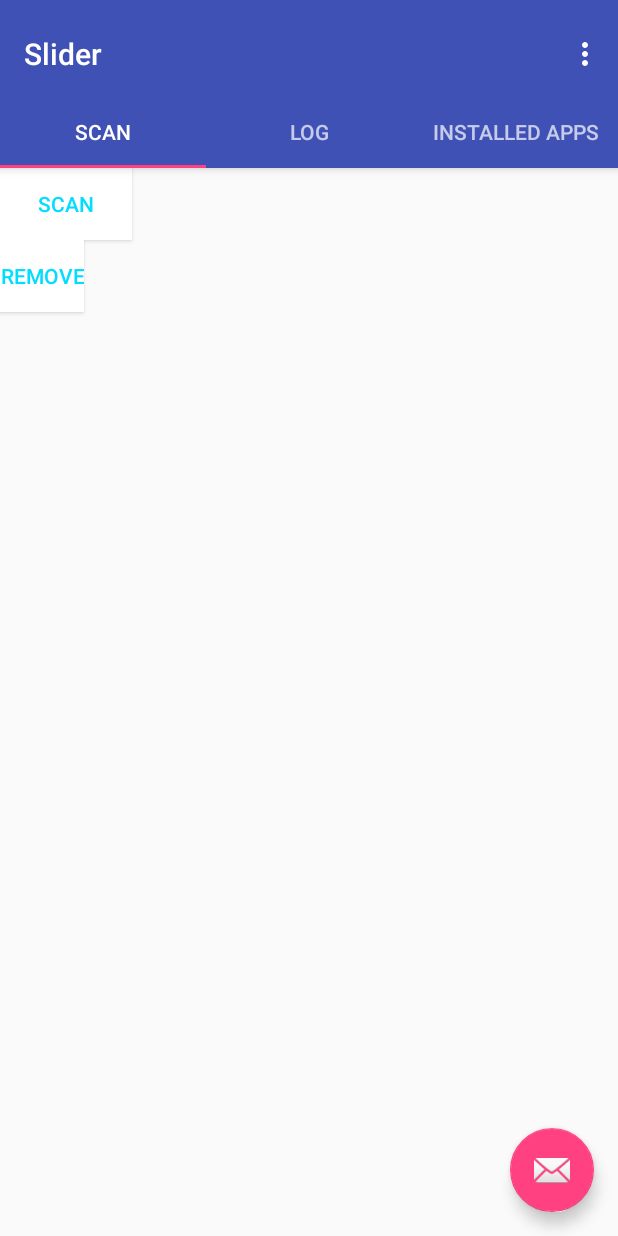
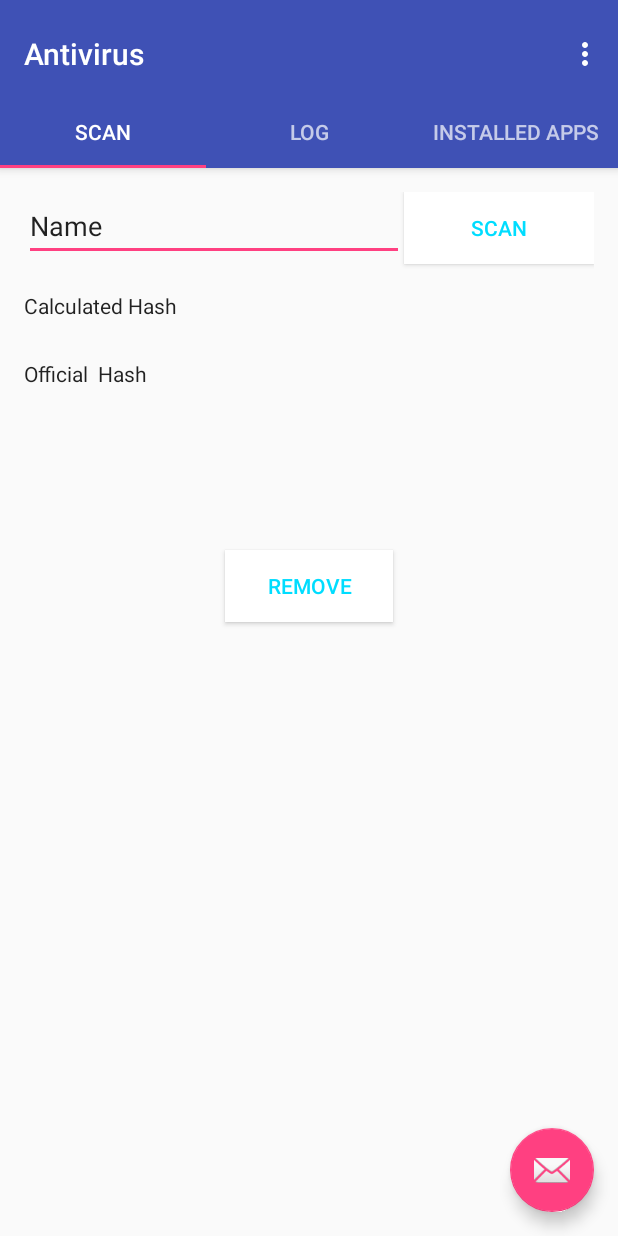
Before and after one commit to arkniazi/AntiVirus, an Android app: the screen it shows after launch (Slider before the commit, Antivirus after it), on a phone screen of 412 x 824 dp. Run offline under Robolectric (Android 15) with nearby library versions, the phone set to English and light mode, and no system bars.

Commit message:
Working on SHA1

```diff
--- a/app/src/main/AndroidManifest.xml
+++ b/app/src/main/AndroidManifest.xml
@@ -17,8 +17,8 @@
             </intent-filter>
         </activity>
         <activity
-            android:name=".Slider"
-            android:label="@string/title_activity_slider"
+            android:name=".Antivirus"
+            android:label="Antivirus"
             android:theme="@style/AppTheme.NoActionBar">
             <intent-filter>
             <action android:name="android.intent.action.MAIN" />
--- a/app/src/main/java/com/example/capk/antivirus/Slider.java
+++ b/app/src/main/java/com/example/capk/antivirus/Antivirus.java
@@ -19,7 +19,7 @@ import android.view.ViewGroup;
 
 import android.widget.TextView;
 
-public class Slider extends AppCompatActivity {
+public class Antivirus extends AppCompatActivity {
 
     /**
      * The {@link android.support.v4.view.PagerAdapter} that will provide
--- a/app/src/main/java/com/example/capk/antivirus/FileRead.java
+++ b/app/src/main/java/com/example/capk/antivirus/FileRead.java
@@ -11,7 +11,7 @@ import java.io.InputStreamReader;
 /**
  * Created by capk on 11/21/17.
  */
-
+// Need to modify this class ... Use raw Thread instead of AsyncTask
 public class FileRead extends AsyncTask <Context,Void,String>{
 
     @Override
--- /dev/null
+++ b/app/src/main/java/com/example/capk/antivirus/SHA1.java
@@ -0,0 +1,32 @@
+package com.example.capk.antivirus;
+
+import java.io.UnsupportedEncodingException;
+import java.security.MessageDigest;
+import java.security.NoSuchAlgorithmException;
+
+/**
+ * Created by capk on 2/16/18.
+ */
+
+public class SHA1 {
+// github source https://gist.github.com/kostiakoval/9856908
+    private static String convertToHex(byte[] data) {
+        StringBuilder buf = new StringBuilder();
+        for (byte b : data) {
+            int halfbyte = (b >>> 4) & 0x0F;
+            int two_halfs = 0;
+            do {
+                buf.append((0 <= halfbyte) && (halfbyte <= 9) ? (char) ('0' + halfbyte) : (char) ('a' + (halfbyte - 10)));
+                halfbyte = b & 0x0F;
+            } while (two_halfs++ < 1);
+        }
+        return buf.toString();
+    }
+
+    public static String SHA1(String text) throws NoSuchAlgorithmException, UnsupportedEncodingException {
+        MessageDigest md = MessageDigest.getInstance("SHA-1");
+        md.update(text.getBytes("iso-8859-1"), 0, text.length());
+        byte[] sha1hash = md.digest();
+        return convertToHex(sha1hash);
+    }
+}
--- a/app/src/main/java/com/example/capk/antivirus/Scan.java
+++ b/app/src/main/java/com/example/capk/antivirus/Scan.java
@@ -1,19 +1,87 @@
 package com.example.capk.antivirus;
 
-import android.app.Fragment;
+import android.annotation.SuppressLint;
+import android.content.Intent;
+import android.content.pm.ApplicationInfo;
+import android.content.pm.PackageInfo;
+import android.content.pm.PackageManager;
+import android.content.pm.Signature;
 import android.os.Bundle;
+import android.util.Log;
 import android.view.LayoutInflater;
 import android.view.View;
 import android.view.ViewGroup;
+import android.widget.Button;
+import android.widget.EditText;
+import android.widget.TextView;
+
+import java.util.List;
 
 /**
  * Created by CAPK on 1/29/2018.
  */
 
+
 public class Scan extends android.support.v4.app.Fragment {
+    String apkName;
+    EditText name;
+    PackageManager packageManager;
+    TextView officialHash;
     public View onCreateView(LayoutInflater inflater, ViewGroup container, Bundle savedInstanceState) {
-        View rootView = inflater.inflate(R.layout.tab_scan, container, false);
+        final View rootView = inflater.inflate(R.layout.tab_scan, container, false);
+        name = rootView.findViewById(R.id.editText2);
+        packageManager = getContext().getPackageManager();
+        officialHash = rootView.findViewById(R.id.textView4);
+        Button scan = rootView.findViewById(R.id.scan);
+        scan.setOnClickListener(new View.OnClickListener() {
+            @SuppressLint("WrongConstant")
+            @Override public void onClick(View view) {
+
+//              Read list of installed packages
+                String apkName = String.valueOf(name.getText());
+                Intent mainIntent = new Intent(Intent.ACTION_MAIN, null);
+                mainIntent.addCategory(Intent.CATEGORY_LAUNCHER);
+
+                List<ApplicationInfo> pkgAppsList = packageManager.getInstalledApplications(PackageManager.GET_META_DATA);
+
+                for (ApplicationInfo applicationInfo : pkgAppsList){
+                    String packageName =applicationInfo.packageName;
+//                    Log.d("Name", packageName+"");
+                    String name = (String) packageManager.getApplicationLabel(applicationInfo);
+                    Log.d("Name", name+"");
+                    if(name.equals(apkName)){
+
+                        try {
+                             Signature[] signatures = packageManager.getPackageInfo(packageName,PackageManager.GET_SIGNATURES).signatures;
+                            for (Signature signature: signatures){
+                                Log.d("Signature ", signature.hashCode()+"");
+                                officialHash.setText(signature.hashCode()+"");
+                            }
+                        } catch (PackageManager.NameNotFoundException e) {
+                            e.printStackTrace();
+                        }
+                    }
+
+
+                }
+//                List<ResolveInfo> pkgAppsList = getContext().getPackageManager().queryIntentActivities( mainIntent, 0);
+//                //      //  this code reads the apk content even if it is not installed
+//                final PackageManager packageManager = getActivity().getPackageManager();
+//                String path = Environment.getExternalStorageDirectory()+"/"+apkName;
+//                PackageInfo packageInfo = packageManager.getPackageArchiveInfo(path,0);
+//                Signature[] signature  = packageInfo.signatures;
+//                Toast.makeText(getContext(),signature[1]+"",Toast.LENGTH_LONG).show();
+
+            }
+        });
+
 
         return rootView;
     }
+
+    // answer from stack_over_flow  https://stackoverflow.com/questions/2695746/how-to-get-a-list-of-installed-android-applications-and-pick-one-to-run
+    private boolean isSystemPackage(PackageInfo pkgInfo) {
+        return ((pkgInfo.applicationInfo.flags & ApplicationInfo.FLAG_SYSTEM) != 0) ? true
+                : false;
+    }
 }
--- a/app/src/main/res/layout/tab_scan.xml
+++ b/app/src/main/res/layout/tab_scan.xml
@@ -1,24 +1,103 @@
 <?xml version="1.0" encoding="utf-8"?>
 <LinearLayout xmlns:android="http://schemas.android.com/apk/res/android"
+    xmlns:app="http://schemas.android.com/apk/res-auto"
+    xmlns:tools="http://schemas.android.com/tools"
+    android:layout_width="match_parent"
+    android:layout_height="match_parent"
     android:orientation="vertical"
-    android:layout_width="match_parent"
-    android:layout_height="match_parent">
+    android:padding="@dimen/activity_horizontal_margin"
+    tools:layout_editor_absoluteY="81dp">
 
-    <Button
-        android:id="@id/button"
-        android:layout_width="wrap_content"
-        android:layout_height="wrap_content"
-        android:background="@drawable/rectangle_button"
-        android:text="SCAN"
-        android:textColor="@android:color/holo_blue_bright" />
+    <LinearLayout
+        android:layout_width="match_parent"
+        android:layout_height="66dp"
+        android:orientation="horizontal">
 
+        <EditText
+            android:id="@+id/editText2"
+            android:layout_width="215dp"
+            android:layout_height="46dp"
+            android:layout_weight="1"
+            android:ems="10"
+            android:inputType="textPersonName"
+            android:text="Name"
+            tools:layout_editor_absoluteX="34dp"
+            tools:layout_editor_absoluteY="25dp" />
+
+        <Button
+            android:id="@+id/scan"
+            android:layout_width="88dp"
+            android:layout_height="48dp"
+            android:layout_weight="1"
+            android:background="@drawable/rectangle_button"
+            android:text="SCAN"
+            android:textColor="@android:color/holo_blue_bright"
+            tools:layout_editor_absoluteX="280dp"
+            tools:layout_editor_absoluteY="25dp" />
+    </LinearLayout>
+
+
+    <LinearLayout
+        android:layout_width="417dp"
+        android:layout_height="45dp"
+        android:orientation="horizontal">
+
+        <TextView
+            android:id="@+id/textView3"
+            android:layout_width="85dp"
+            android:layout_height="28dp"
+            android:layout_weight="1"
+            android:text="Calculated Hash"
+            android:textAppearance="@style/TextAppearance.AppCompat"
+            tools:layout_editor_absoluteX="52dp"
+            tools:layout_editor_absoluteY="182dp" />
+
+        <TextView
+            android:id="@+id/textView6"
+            android:layout_width="137dp"
+            android:layout_height="28dp"
+            android:layout_weight="1"
+            android:textAppearance="@style/TextAppearance.AppCompat"
+            tools:layout_editor_absoluteX="163dp"
+            tools:layout_editor_absoluteY="137dp" />
+    </LinearLayout>
+
+    <LinearLayout
+        android:layout_width="359dp"
+        android:layout_height="127dp"
+        android:orientation="horizontal">
+
+        <TextView
+            android:id="@+id/textView5"
+            android:layout_width="85dp"
+            android:layout_height="28dp"
+            android:layout_weight="1"
+            android:text="Official  Hash"
+            android:textAppearance="@style/TextAppearance.AppCompat"
+            tools:layout_editor_absoluteX="52dp"
+            tools:layout_editor_absoluteY="137dp" />
+
+        <TextView
+            android:id="@+id/textView4"
+            android:layout_width="137dp"
+            android:layout_height="28dp"
+            android:layout_weight="1"
+            android:textAppearance="@style/TextAppearance.AppCompat"
+            tools:layout_editor_absoluteX="163dp"
+            tools:layout_editor_absoluteY="182dp" />
+    </LinearLayout>
 
     <Button
         android:id="@+id/button"
         style="@style/Widget.AppCompat.Button.Small"
-        android:layout_width="wrap_content"
+        android:layout_width="112dp"
         android:layout_height="wrap_content"
+        android:layout_gravity="center"
         android:background="@drawable/rectangle_button"
+        android:gravity="center_vertical|center_horizontal|center"
         android:text="Remove"
-        android:textColor="@android:color/holo_blue_bright" />
+        android:textColor="@android:color/holo_blue_bright"
+        tools:layout_editor_absoluteX="154dp"
+        tools:layout_editor_absoluteY="434dp" />
+
 </LinearLayout>
```
